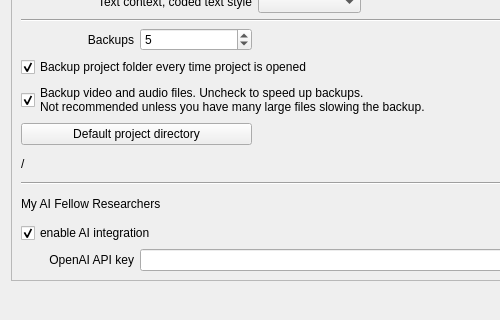
First picture: the form in GUI_UIs/ui_dialog_settings.ui, repository ccbogel/QualCoder, before the edit; both pictures show x 0 to 500 and y 331 to 651 of the 832 by 651 pixel window.
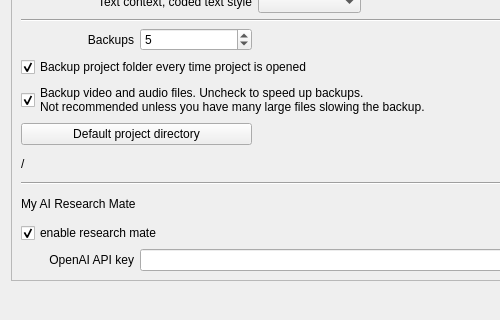
Second picture: the form after the edit.

```diff
--- a/GUI_UIs/ui_dialog_settings.ui
+++ b/GUI_UIs/ui_dialog_settings.ui
@@ -428,14 +428,14 @@
        <item row="20" column="0" colspan="3">
         <widget class="QLabel" name="label_9">
          <property name="text">
-          <string>My AI Fellow Researchers</string>
+          <string>My AI Research Mate</string>
          </property>
         </widget>
        </item>
        <item row="22" column="0" colspan="2">
         <widget class="QCheckBox" name="checkBox_AI_enable">
          <property name="text">
-          <string>enable AI integration</string>
+          <string>enable research mate</string>
          </property>
          <property name="checked">
           <bool>true</bool>
```
